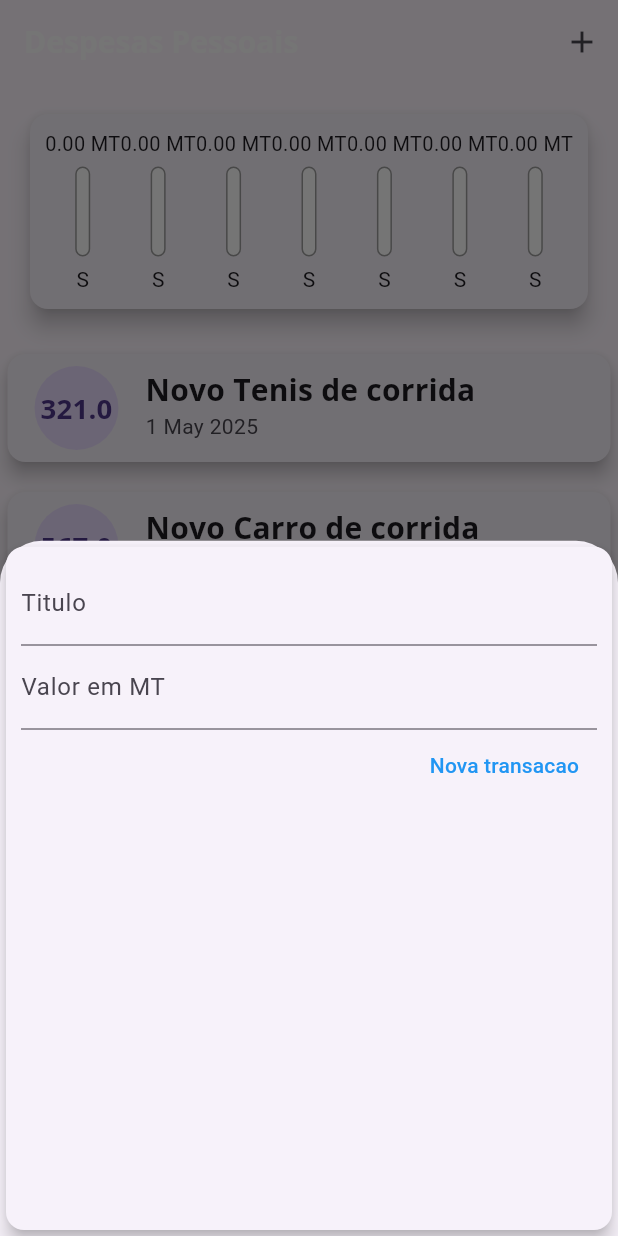
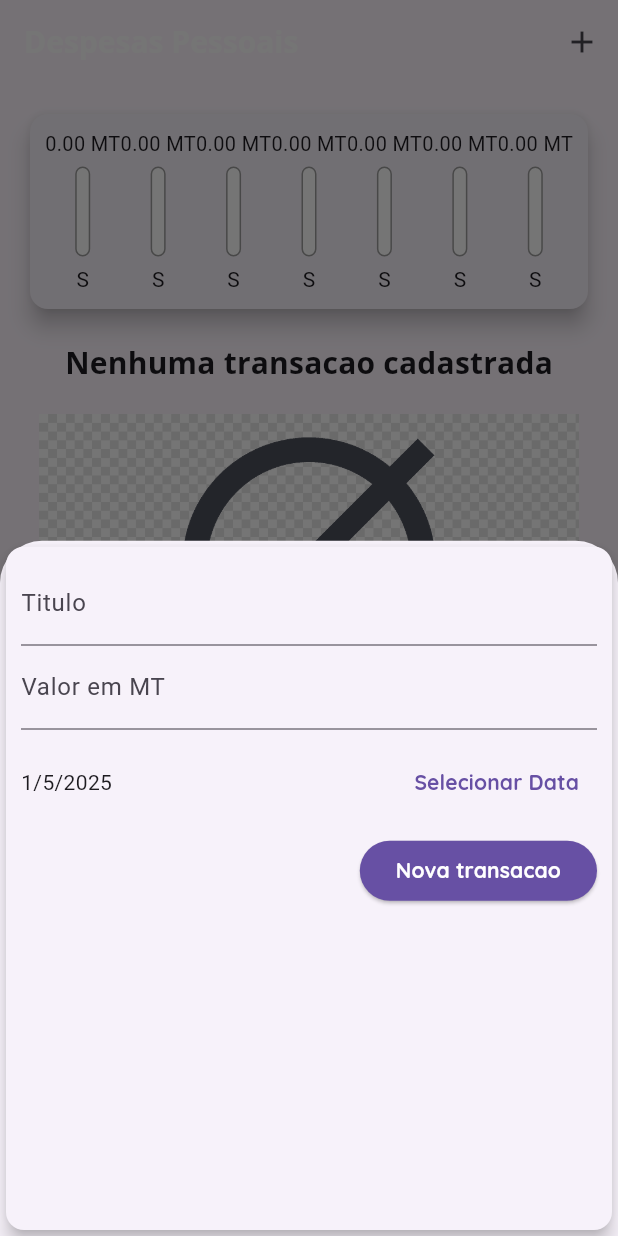
Before and after one commit to Antonio-Sitoe/expenses, a Flutter app: the screen it shows after launch, after a tap on the "add" icon, on a phone screen of 412 x 824 dp. Run offline on Flutter 3.47's test engine with Material 3 defaults, Android fonts, the phone set to English and light mode, and no system bars.

```diff
--- a/lib/components/transaction_form.dart
+++ b/lib/components/transaction_form.dart
@@ -1,7 +1,8 @@
 import 'package:flutter/material.dart';
+import 'package:intl/intl.dart';
 
 class TransactionForm extends StatefulWidget {
-  final void Function(String, double) onSubmit;
+  final void Function(String, double, DateTime) onSubmit;
 
   TransactionForm(this.onSubmit);
 
@@ -13,6 +14,7 @@ class _TransactionFormState extends State<TransactionForm> {
   final TextEditingController titleController = TextEditingController();
 
   final TextEditingController valueController = TextEditingController();
+  DateTime _seletedDate = DateTime.now();
 
   _submitForm() {
     final title = titleController.text;
@@ -21,7 +23,23 @@ class _TransactionFormState extends State<TransactionForm> {
     if (title.isEmpty || value <= 0) {
       return;
     }
-    widget.onSubmit(title, value);
+    widget.onSubmit(title, value, _seletedDate);
+  }
+
+  Future<void> _showDatePicker() async {
+    final selectedDate = await showDatePicker(
+      context: context,
+      initialDate: DateTime.now(),
+      firstDate: DateTime(2019),
+      lastDate: DateTime.now(),
+    );
+    if (selectedDate == null) {
+      return;
+    }
+    setState(() {
+      print("selectedDate " + selectedDate.toString());
+      _seletedDate = selectedDate;
+    });
   }
 
   @override
@@ -42,13 +60,45 @@ class _TransactionFormState extends State<TransactionForm> {
               decoration: InputDecoration(labelText: "Valor em MT"),
               onSubmitted: (_) => _submitForm(),
             ),
+            Container(
+              height: 70,
+              child: Row(
+                mainAxisAlignment: MainAxisAlignment.spaceBetween,
+                children: [
+                  Text(
+                    _seletedDate != null
+                        ? DateFormat('d/M/y').format(_seletedDate)
+                        : "Nenhuma data Selecionada",
+                  ),
+                  TextButton(
+                    onPressed: () {
+                      _showDatePicker();
+                    },
+                    child: Text(
+                      "Selecionar Data",
+                      style: TextStyle(
+                        fontWeight: FontWeight.bold,
+                        color: Theme.of(context).primaryColor,
+                      ),
+                    ),
+                  ),
+                ],
+              ),
+            ),
             Row(
               mainAxisAlignment: MainAxisAlignment.end,
               children: [
-                TextButton(
-                  style: TextButton.styleFrom(foregroundColor: Colors.blue),
+                ElevatedButton(
+                  style: ButtonStyle(
+                    backgroundColor: WidgetStateProperty.all(
+                      Theme.of(context).primaryColor,
+                    ),
+                  ),
                   onPressed: _submitForm,
-                  child: Text('Nova transacao'),
+                  child: Text(
+                    'Nova transacao',
+                    style: TextStyle(color: Colors.white),
+                  ),
                 ),
               ],
             ),
--- a/lib/components/transations_list.dart
+++ b/lib/components/transations_list.dart
@@ -5,12 +5,14 @@ import 'package:intl/intl.dart';
 class TransitionsList extends StatelessWidget {
   final List<Transaction> transations;
 
-  const TransitionsList(this.transations, {super.key});
+  final void Function(String) onRemove;
+
+  const TransitionsList(this.transations, this.onRemove, {super.key});
 
   @override
   Widget build(BuildContext context) {
     return Container(
-      height: 350,
+      height: 400,
       child:
           transations.isEmpty
               ? Column(
@@ -42,6 +44,13 @@ class TransitionsList extends StatelessWidget {
                         style: Theme.of(context).textTheme.titleMedium,
                       ),
                       subtitle: Text(DateFormat('d MMM y').format(tr.date)),
+                      trailing: IconButton(
+                        onPressed: () {
+                          onRemove(tr.id);
+                        },
+                        icon: Icon(Icons.delete),
+                        color: Theme.of(context).colorScheme.error,
+                      ),
                       leading: CircleAvatar(
                         radius: 30,
                         child: Padding(
--- a/lib/main.dart
+++ b/lib/main.dart
@@ -25,6 +25,10 @@ class ExpensesApp extends StatelessWidget {
             fontSize: 20,
             fontWeight: FontWeight.bold,
           ),
+          labelLarge: TextStyle(
+            color: Colors.white,
+            fontWeight: FontWeight.bold,
+          ),
         ),
         appBarTheme: AppBarTheme(
           toolbarTextStyle: ThemeData.light().textTheme.bodyMedium,
@@ -45,50 +49,7 @@ class MyHomePage extends StatefulWidget {
 }
 
 class _MyHomePageState extends State<MyHomePage> {
-  final _transations = [
-    Transaction(
-      id: "123",
-      date: DateTime.now(),
-      value: 321,
-      title: "Novo Tenis de corrida",
-    ),
-    Transaction(
-      id: "12",
-      date: DateTime.now(),
-      value: 567,
-      title: "Novo Carro de corrida",
-    ),
-    Transaction(
-      id: "1",
-      date: DateTime.now(),
-      value: 987,
-      title: "Novo Ferrari de corrida",
-    ),
-    Transaction(
-      id: "124",
-      date: DateTime.now(),
-      value: 32,
-      title: "Novo Toyota de corrida",
-    ),
-    Transaction(
-      id: "3",
-      date: DateTime.now(),
-      value: 1000,
-      title: "Grafos de Misao",
-    ),
-    Transaction(
-      id: "8661",
-      date: DateTime.now(),
-      value: 987,
-      title: "Comida no museu",
-    ),
-    Transaction(
-      id: "987",
-      date: DateTime.now(),
-      value: 1000000,
-      title: "Blocos da obra",
-    ),
-  ];
+  final List<Transaction> _transations = [];
 
   List<Transaction> get _recentTransactions {
     return _transations.where((tr) {
@@ -96,10 +57,18 @@ class _MyHomePageState extends State<MyHomePage> {
     }).toList();
   }
 
-  _addTransaction(String title, double value) {
+  _deleteTransations(String id) {
+    setState(() {
+      _transations.removeWhere((tr) {
+        return tr.id == id;
+      });
+    });
+  }
+
+  _addTransaction(String title, double value, DateTime date) {
     final newTransition = Transaction(
       id: Random().nextDouble().toString(),
-      date: DateTime.now(),
+      date: date,
       value: value,
       title: title,
     );
@@ -135,7 +104,10 @@ class _MyHomePageState extends State<MyHomePage> {
       body: SingleChildScrollView(
         child: Column(
           crossAxisAlignment: CrossAxisAlignment.stretch,
-          children: [Chart(_recentTransactions), TransitionsList(_transations)],
+          children: [
+            Chart(_recentTransactions),
+            TransitionsList(_transations, _deleteTransations),
+          ],
         ),
       ),
       floatingActionButtonLocation: FloatingActionButtonLocation.centerFloat,
```
